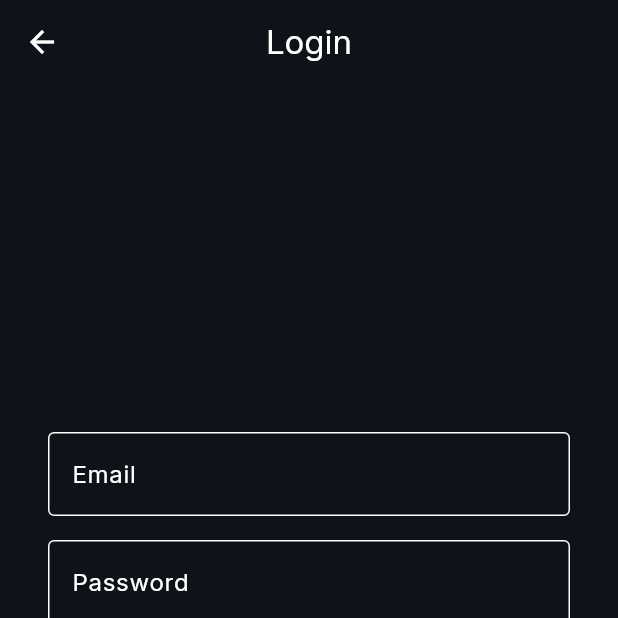
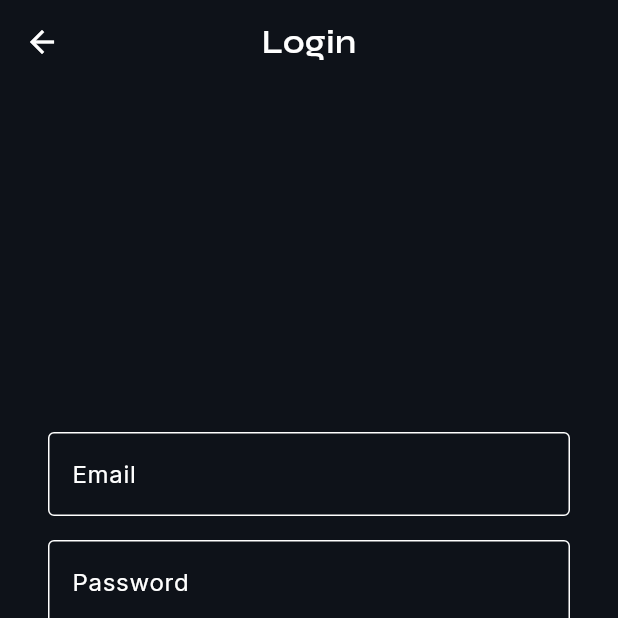
Before and after one commit to ru-dr/v4, a Flutter app: the screen it shows after launch, after a tap on an icon or button, on a phone screen of 412 x 824 dp, the top half of it. Run offline on Flutter 3.47's test engine with Material 3 defaults, Android fonts, the phone set to English and light mode, and no system bars; our stand-ins replace appwrite, dropdown_button2, flutter_svg, geolocator, get, google_fonts and 2 more; missing offline and left inert: cloudinary_public, flutter_google_places_hoc081098, google_maps_webservice, shake; network calls fail.

Commit message:
Update login and registration pages

```diff
--- a/lib/main.dart
+++ b/lib/main.dart
@@ -16,7 +16,6 @@ import 'package:v4/screens/auth/api/auth_api.dart';
 import 'package:v4/screens/auth/pages/login_page.dart';
 import 'package:v4/screens/auth/pages/register_page.dart';
 import 'package:v4/screens/auth/pages/account_page.dart';
-
 
 void main() {
   runApp(
@@ -54,7 +53,12 @@ class MyApp extends StatelessWidget {
               fontSize: 18,
               color: Colors.white,
             ),
-        ),
+            displaySmall: GoogleFonts.inter(
+              textStyle: Theme.of(context).textTheme.displaySmall,
+              fontWeight: FontWeight.w400,
+              fontSize: 16,
+              color: Colors.white,
+            )),
       ),
       debugShowCheckedModeBanner: false,
       title: 'v4',
--- a/lib/screens/auth/api/auth_api.dart
+++ b/lib/screens/auth/api/auth_api.dart
@@ -54,13 +54,15 @@ class AuthAPI extends ChangeNotifier {
   }
 
   Future<User> createUser(
-      {required String email, required String password}) async {
+      {required String email,
+      required String password,
+      required String username}) async {
     try {
       final user = await account.create(
           userId: ID.unique(),
           email: email,
           password: password,
-          name: 'Simon G');
+          name: username);
       return user;
     } finally {
       notifyListeners();
@@ -104,7 +106,20 @@ class AuthAPI extends ChangeNotifier {
     return await account.getPrefs();
   }
 
-  updatePreferences({required String bio}) async {
-    return account.updatePrefs(prefs: {'bio': bio});
+  updatePreferences(
+      {required String bio,
+      required String age,
+      required String image,
+      required String location,
+      required String gender,
+      required String interests}) async {
+    return account.updatePrefs(prefs: {
+      'bio': bio,
+      'age': age,
+      'image': image,
+      'location': location,
+      'interests': interests, // corrected spelling
+      'gender': gender
+    });
   }
 }
--- a/lib/screens/auth/auth.dart
+++ b/lib/screens/auth/auth.dart
@@ -14,10 +14,7 @@ class Auth extends StatelessWidget {
 
       return Scaffold(
         appBar: AppBar(
-          title: const Text(
-            "Auth",
-            style: TextStyle(color: Colors.white),
-          ),
+          title: Text("Auth", style: Theme.of(context).textTheme.bodySmall),
           backgroundColor: const Color(0xff0E1219),
           iconTheme: const IconThemeData(color: Color(0xffffffff)),
           centerTitle: true,
@@ -35,14 +32,6 @@ class Auth extends StatelessWidget {
               child: Column(
                 mainAxisAlignment: MainAxisAlignment.center,
                 children: <Widget>[
-                  const Text(
-                    "Auth",
-                    style: TextStyle(
-                        fontSize: 24,
-                        fontWeight: FontWeight.bold,
-                        color: Colors.white),
-                  ),
-                  const SizedBox(height: 40),
                   if (!isLoggedIn) ...[
                     ElevatedButton(
                       onPressed: () {
@@ -51,8 +40,8 @@ class Auth extends StatelessWidget {
                       style: ElevatedButton.styleFrom(
                         backgroundColor: Colors.white,
                       ),
-                      child:
-                          const Text('Login', style: TextStyle(color: Colors.black)),
+                      child: const Text('Login',
+                          style: TextStyle(color: Colors.black)),
                     ),
                     const SizedBox(height: 20),
                     ElevatedButton(
@@ -81,7 +70,7 @@ class Auth extends StatelessWidget {
                       style: ElevatedButton.styleFrom(
                         backgroundColor: Colors.white,
                       ),
-                      child: const Text('Account',
+                      child: const Text('Profile',
                           style: TextStyle(color: Colors.black)),
                     ),
                   ],
--- a/lib/screens/auth/pages/login_page.dart
+++ b/lib/screens/auth/pages/login_page.dart
@@ -11,9 +11,9 @@ class LoginPage extends StatelessWidget {
   Widget build(BuildContext context) {
     return Scaffold(
       appBar: AppBar(
-        title: const Text(
+        title: Text(
           "Login",
-          style: TextStyle(color: Colors.white),
+          style: Theme.of(context).textTheme.bodySmall,
         ),
         backgroundColor: const Color(0xff0E1219),
         iconTheme: const IconThemeData(color: Color(0xffffffff)),
```
Also changed, not shown: lib/screens/auth/pages/account_page.dart (+114 -27 lines), lib/screens/auth/pages/register_page.dart (+13 -2 lines). Lines whose indentation alone changed are shown as unchanged.
